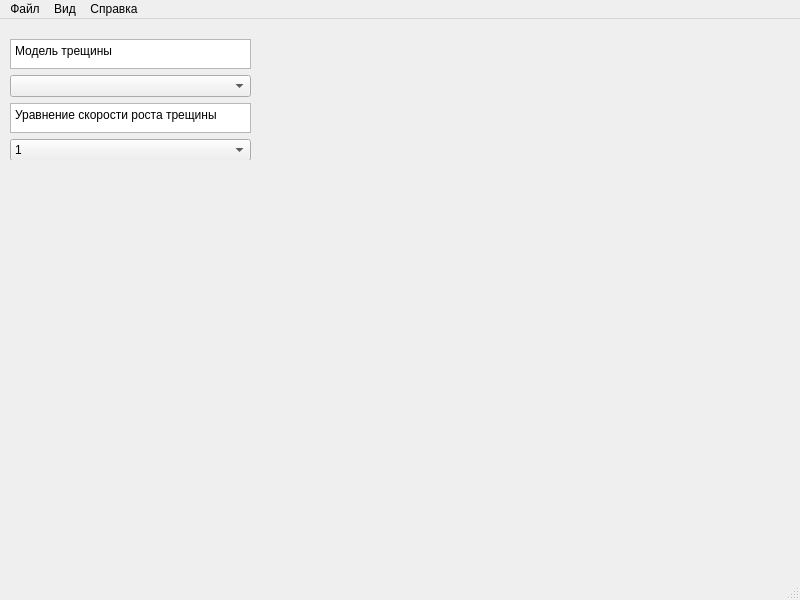
Urdulur/Crackrus, file untitled.ui: the form before one commit.
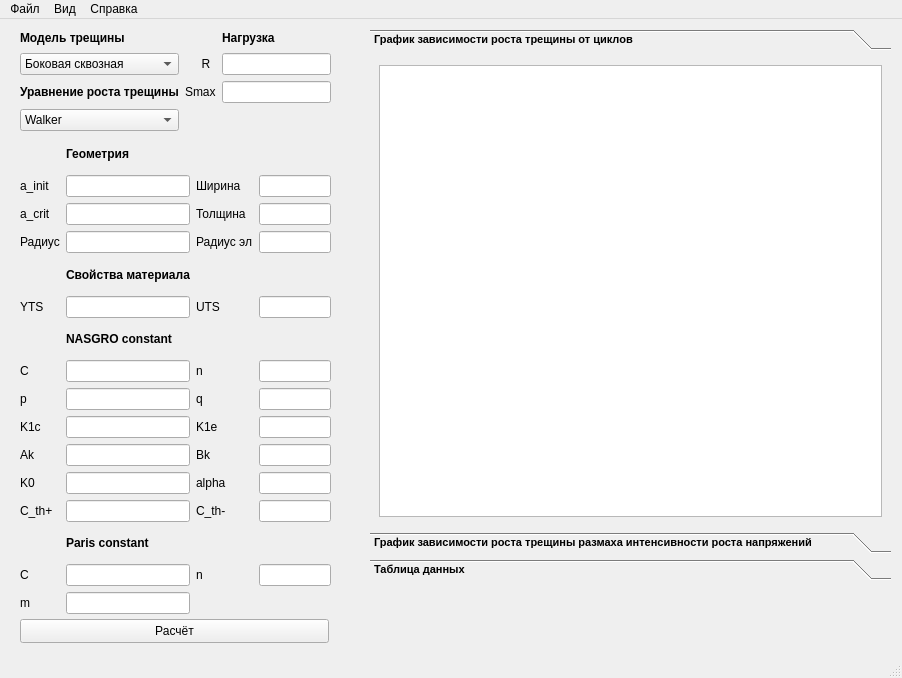
The form after the commit.

The edit to the form file:
```diff
--- a/untitled.ui
+++ b/untitled.ui
@@ -6,46 +6,394 @@
    <rect>
     <x>0</x>
     <y>0</y>
-    <width>800</width>
-    <height>600</height>
+    <width>902</width>
+    <height>678</height>
    </rect>
   </property>
   <property name="windowTitle">
    <string>MainWindow</string>
   </property>
   <widget class="QWidget" name="centralwidget">
+   <widget class="QToolBox" name="toolBox">
+    <property name="enabled">
+     <bool>true</bool>
+    </property>
+    <property name="geometry">
+     <rect>
+      <x>370</x>
+      <y>10</y>
+      <width>521</width>
+      <height>551</height>
+     </rect>
+    </property>
+    <property name="font">
+     <font>
+      <pointsize>8</pointsize>
+      <bold>true</bold>
+     </font>
+    </property>
+    <property name="autoFillBackground">
+     <bool>false</bool>
+    </property>
+    <property name="frameShadow">
+     <enum>QFrame::Sunken</enum>
+    </property>
+    <widget class="QWidget" name="toolBoxPage1" native="true">
+     <property name="cursor">
+      <cursorShape>ArrowCursor</cursorShape>
+     </property>
+     <property name="tabletTracking">
+      <bool>true</bool>
+     </property>
+     <property name="autoFillBackground">
+      <bool>true</bool>
+     </property>
+     <property name="locale">
+      <locale language="Russian" country="Russia"/>
+     </property>
+     <attribute name="label">
+      <string>График зависимости роста трещины от циклов</string>
+     </attribute>
+     <layout class="QGridLayout" name="gridLayout_3">
+      <item row="0" column="0">
+       <widget class="QGraphicsView" name="graphicsView"/>
+      </item>
+     </layout>
+    </widget>
+    <widget class="QWidget" name="toolBoxPage2" native="true">
+     <attribute name="label">
+      <string>График зависимости роста трещины размаха интенсивности роста напряжений</string>
+     </attribute>
+     <layout class="QGridLayout" name="gridLayout_4">
+      <item row="0" column="0">
+       <widget class="QGraphicsView" name="graphicsView_2"/>
+      </item>
+     </layout>
+    </widget>
+    <widget class="QWidget" name="toolBoxPage3" native="true">
+     <attribute name="label">
+      <string>Таблица данных</string>
+     </attribute>
+    </widget>
+   </widget>
    <widget class="QWidget" name="gridLayoutWidget">
     <property name="geometry">
      <rect>
-      <x>10</x>
-      <y>20</y>
-      <width>241</width>
-      <height>121</height>
+      <x>20</x>
+      <y>120</y>
+      <width>311</width>
+      <height>475</height>
      </rect>
     </property>
     <layout class="QGridLayout" name="gridLayout">
-     <item row="4" column="0">
-      <widget class="QTextEdit" name="textEdit_2">
-       <property name="readOnly">
-        <bool>true</bool>
+     <item row="10" column="0">
+      <widget class="QLabel" name="label_8">
+       <property name="text">
+        <string>K1c</string>
        </property>
-       <property name="html">
-        <string>&lt;!DOCTYPE HTML PUBLIC &quot;-//W3C//DTD HTML 4.0//EN&quot; &quot;http://www.w3.org/TR/REC-html40/strict.dtd&quot;&gt;
-&lt;html&gt;&lt;head&gt;&lt;meta name=&quot;qrichtext&quot; content=&quot;1&quot; /&gt;&lt;meta charset=&quot;utf-8&quot; /&gt;&lt;style type=&quot;text/css&quot;&gt;
-p, li { white-space: pre-wrap; }
-hr { height: 1px; border-width: 0; }
-li.unchecked::marker { content: &quot;\2610&quot;; }
-li.checked::marker { content: &quot;\2612&quot;; }
-&lt;/style&gt;&lt;/head&gt;&lt;body style=&quot; font-family:'Segoe UI'; font-size:9pt; font-weight:400; font-style:normal;&quot;&gt;
-&lt;p style=&quot; margin-top:0px; margin-bottom:0px; margin-left:0px; margin-right:0px; -qt-block-indent:0; text-indent:0px;&quot;&gt;Уравнение скорости роста трещины&lt;/p&gt;&lt;/body&gt;&lt;/html&gt;</string>
+      </widget>
+     </item>
+     <item row="0" column="1">
+      <widget class="QLabel" name="label_4">
+       <property name="font">
+        <font>
+         <bold>true</bold>
+        </font>
+       </property>
+       <property name="text">
+        <string>Геометрия</string>
+       </property>
+      </widget>
+     </item>
+     <item row="12" column="2">
+      <widget class="QLabel" name="label_22">
+       <property name="text">
+        <string>alpha</string>
+       </property>
+      </widget>
+     </item>
+     <item row="16" column="1">
+      <widget class="QLineEdit" name="lineEdit_21"/>
+     </item>
+     <item row="11" column="3">
+      <widget class="QLineEdit" name="lineEdit_15"/>
+     </item>
+     <item row="8" column="0">
+      <widget class="QLabel" name="label_3">
+       <property name="text">
+        <string>С</string>
+       </property>
+      </widget>
+     </item>
+     <item row="1" column="0">
+      <widget class="QLabel" name="label_14">
+       <property name="text">
+        <string>a_init</string>
+       </property>
+      </widget>
+     </item>
+     <item row="1" column="2">
+      <widget class="QLabel" name="label_18">
+       <property name="text">
+        <string>Ширина</string>
+       </property>
+      </widget>
+     </item>
+     <item row="9" column="0">
+      <widget class="QLabel" name="label_6">
+       <property name="text">
+        <string>p</string>
+       </property>
+      </widget>
+     </item>
+     <item row="10" column="1">
+      <widget class="QLineEdit" name="lineEdit_13"/>
+     </item>
+     <item row="5" column="1">
+      <widget class="QLineEdit" name="lineEdit_22"/>
+     </item>
+     <item row="10" column="3">
+      <widget class="QLineEdit" name="lineEdit_11"/>
+     </item>
+     <item row="6" column="1">
+      <widget class="QLabel" name="label_20">
+       <property name="font">
+        <font>
+         <bold>true</bold>
+        </font>
+       </property>
+       <property name="text">
+        <string>NASGRO constant</string>
+       </property>
+      </widget>
+     </item>
+     <item row="3" column="3">
+      <widget class="QLineEdit" name="lineEdit_16"/>
+     </item>
+     <item row="1" column="3">
+      <widget class="QLineEdit" name="lineEdit_2"/>
+     </item>
+     <item row="15" column="2">
+      <widget class="QLabel" name="label_25">
+       <property name="text">
+        <string>n</string>
+       </property>
+      </widget>
+     </item>
+     <item row="2" column="0">
+      <widget class="QLabel" name="label_15">
+       <property name="text">
+        <string>a_crit</string>
+       </property>
+      </widget>
+     </item>
+     <item row="12" column="0">
+      <widget class="QLabel" name="label_13">
+       <property name="text">
+        <string>K0</string>
+       </property>
+      </widget>
+     </item>
+     <item row="2" column="2">
+      <widget class="QLabel" name="label_19">
+       <property name="text">
+        <string>Толщина</string>
+       </property>
+      </widget>
+     </item>
+     <item row="3" column="0">
+      <widget class="QLabel" name="label_16">
+       <property name="text">
+        <string>Радиус</string>
+       </property>
+      </widget>
+     </item>
+     <item row="8" column="3">
+      <widget class="QLineEdit" name="lineEdit_9"/>
+     </item>
+     <item row="1" column="1">
+      <widget class="QLineEdit" name="lineEdit"/>
+     </item>
+     <item row="15" column="3">
+      <widget class="QLineEdit" name="lineEdit_20"/>
+     </item>
+     <item row="10" column="2">
+      <widget class="QLabel" name="label_9">
+       <property name="text">
+        <string>K1e</string>
+       </property>
+      </widget>
+     </item>
+     <item row="16" column="0">
+      <widget class="QLabel" name="label_26">
+       <property name="text">
+        <string>m</string>
+       </property>
+      </widget>
+     </item>
+     <item row="15" column="0">
+      <widget class="QLabel" name="label_24">
+       <property name="text">
+        <string>С</string>
+       </property>
+      </widget>
+     </item>
+     <item row="13" column="1">
+      <widget class="QLineEdit" name="lineEdit_17"/>
+     </item>
+     <item row="12" column="3">
+      <widget class="QLineEdit" name="lineEdit_14"/>
+     </item>
+     <item row="8" column="2">
+      <widget class="QLabel" name="label_5">
+       <property name="text">
+        <string>n</string>
+       </property>
+      </widget>
+     </item>
+     <item row="2" column="1">
+      <widget class="QLineEdit" name="lineEdit_3"/>
+     </item>
+     <item row="9" column="1">
+      <widget class="QLineEdit" name="lineEdit_6"/>
+     </item>
+     <item row="14" column="1">
+      <widget class="QLabel" name="label_23">
+       <property name="font">
+        <font>
+         <bold>true</bold>
+        </font>
+       </property>
+       <property name="text">
+        <string>Paris constant</string>
+       </property>
+      </widget>
+     </item>
+     <item row="13" column="0">
+      <widget class="QLabel" name="label_12">
+       <property name="text">
+        <string>C_th+</string>
+       </property>
+      </widget>
+     </item>
+     <item row="9" column="3">
+      <widget class="QLineEdit" name="lineEdit_10"/>
+     </item>
+     <item row="13" column="2">
+      <widget class="QLabel" name="label_21">
+       <property name="text">
+        <string>C_th-</string>
+       </property>
+      </widget>
+     </item>
+     <item row="13" column="3">
+      <widget class="QLineEdit" name="lineEdit_18"/>
+     </item>
+     <item row="3" column="2">
+      <widget class="QLabel" name="label_17">
+       <property name="text">
+        <string>Радиус эл</string>
+       </property>
+      </widget>
+     </item>
+     <item row="3" column="1">
+      <widget class="QLineEdit" name="lineEdit_5"/>
+     </item>
+     <item row="15" column="1">
+      <widget class="QLineEdit" name="lineEdit_19"/>
+     </item>
+     <item row="11" column="0">
+      <widget class="QLabel" name="label_10">
+       <property name="text">
+        <string>Ak</string>
+       </property>
+      </widget>
+     </item>
+     <item row="2" column="3">
+      <widget class="QLineEdit" name="lineEdit_4"/>
+     </item>
+     <item row="11" column="2">
+      <widget class="QLabel" name="label_11">
+       <property name="text">
+        <string>Bk</string>
+       </property>
+      </widget>
+     </item>
+     <item row="8" column="1">
+      <widget class="QLineEdit" name="lineEdit_7"/>
+     </item>
+     <item row="12" column="1">
+      <widget class="QLineEdit" name="lineEdit_8"/>
+     </item>
+     <item row="9" column="2">
+      <widget class="QLabel" name="label_7">
+       <property name="text">
+        <string>q</string>
+       </property>
+      </widget>
+     </item>
+     <item row="11" column="1">
+      <widget class="QLineEdit" name="lineEdit_12"/>
+     </item>
+     <item row="4" column="1">
+      <widget class="QLabel" name="label_30">
+       <property name="font">
+        <font>
+         <bold>true</bold>
+        </font>
+       </property>
+       <property name="text">
+        <string>Свойства материала</string>
        </property>
       </widget>
      </item>
      <item row="5" column="0">
+      <widget class="QLabel" name="label_31">
+       <property name="text">
+        <string>YTS</string>
+       </property>
+      </widget>
+     </item>
+     <item row="5" column="2">
+      <widget class="QLabel" name="label_32">
+       <property name="text">
+        <string>UTS</string>
+       </property>
+      </widget>
+     </item>
+     <item row="5" column="3">
+      <widget class="QLineEdit" name="lineEdit_25"/>
+     </item>
+    </layout>
+   </widget>
+   <widget class="QPushButton" name="pushButton">
+    <property name="geometry">
+     <rect>
+      <x>20</x>
+      <y>600</y>
+      <width>309</width>
+      <height>24</height>
+     </rect>
+    </property>
+    <property name="text">
+     <string>Расчёт</string>
+    </property>
+   </widget>
+   <widget class="QWidget" name="formLayoutWidget">
+    <property name="geometry">
+     <rect>
+      <x>20</x>
+      <y>10</y>
+      <width>311</width>
+      <height>102</height>
+     </rect>
+    </property>
+    <layout class="QGridLayout" name="gridLayout_2">
+     <item row="1" column="0">
       <widget class="QComboBox" name="comboBox_2">
        <item>
         <property name="text">
-         <string>1</string>
+         <string>Боковая сквозная</string>
         </property>
        </item>
        <item>
@@ -58,27 +406,87 @@
          <string>3</string>
         </property>
        </item>
+       <item>
+        <property name="text">
+         <string/>
+        </property>
+       </item>
+      </widget>
+     </item>
+     <item row="3" column="0">
+      <widget class="QComboBox" name="comboBox">
+       <item>
+        <property name="text">
+         <string>Walker</string>
+        </property>
+       </item>
+       <item>
+        <property name="text">
+         <string>NASGRO</string>
+        </property>
+       </item>
+       <item>
+        <property name="text">
+         <string>Walekr and NASGRO</string>
+        </property>
+       </item>
+      </widget>
+     </item>
+     <item row="0" column="2">
+      <widget class="QLabel" name="label_27">
+       <property name="font">
+        <font>
+         <bold>true</bold>
+        </font>
+       </property>
+       <property name="text">
+        <string>Нагрузка</string>
+       </property>
+      </widget>
+     </item>
+     <item row="2" column="0">
+      <widget class="QLabel" name="label_2">
+       <property name="font">
+        <font>
+         <bold>true</bold>
+        </font>
+       </property>
+       <property name="text">
+        <string>Уравнение роста трещины</string>
+       </property>
       </widget>
      </item>
      <item row="0" column="0">
-      <widget class="QTextEdit" name="textEdit">
-       <property name="readOnly">
-        <bool>true</bool>
+      <widget class="QLabel" name="label">
+       <property name="font">
+        <font>
+         <bold>true</bold>
+        </font>
        </property>
-       <property name="html">
-        <string>&lt;!DOCTYPE HTML PUBLIC &quot;-//W3C//DTD HTML 4.0//EN&quot; &quot;http://www.w3.org/TR/REC-html40/strict.dtd&quot;&gt;
-&lt;html&gt;&lt;head&gt;&lt;meta name=&quot;qrichtext&quot; content=&quot;1&quot; /&gt;&lt;meta charset=&quot;utf-8&quot; /&gt;&lt;style type=&quot;text/css&quot;&gt;
-p, li { white-space: pre-wrap; }
-hr { height: 1px; border-width: 0; }
-li.unchecked::marker { content: &quot;\2610&quot;; }
-li.checked::marker { content: &quot;\2612&quot;; }
-&lt;/style&gt;&lt;/head&gt;&lt;body style=&quot; font-family:'Segoe UI'; font-size:9pt; font-weight:400; font-style:normal;&quot;&gt;
-&lt;p style=&quot; margin-top:0px; margin-bottom:0px; margin-left:0px; margin-right:0px; -qt-block-indent:0; text-indent:0px;&quot;&gt;Модель трещины&lt;/p&gt;&lt;/body&gt;&lt;/html&gt;</string>
+       <property name="text">
+        <string>Модель трещины</string>
        </property>
       </widget>
      </item>
-     <item row="1" column="0">
-      <widget class="QComboBox" name="comboBox"/>
+     <item row="1" column="2">
+      <widget class="QLineEdit" name="lineEdit_24"/>
+     </item>
+     <item row="1" column="1">
+      <widget class="QLabel" name="label_29">
+       <property name="text">
+        <string>     R</string>
+       </property>
+      </widget>
+     </item>
+     <item row="2" column="2">
+      <widget class="QLineEdit" name="lineEdit_23"/>
+     </item>
+     <item row="2" column="1">
+      <widget class="QLabel" name="label_28">
+       <property name="text">
+        <string>Smax</string>
+       </property>
+      </widget>
      </item>
     </layout>
    </widget>
@@ -89,7 +497,7 @@
     <rect>
      <x>0</x>
      <y>0</y>
-     <width>800</width>
+     <width>902</width>
      <height>22</height>
     </rect>
    </property>
```
Left out of the diff: 4 changed lines with no effect on the pictures.
